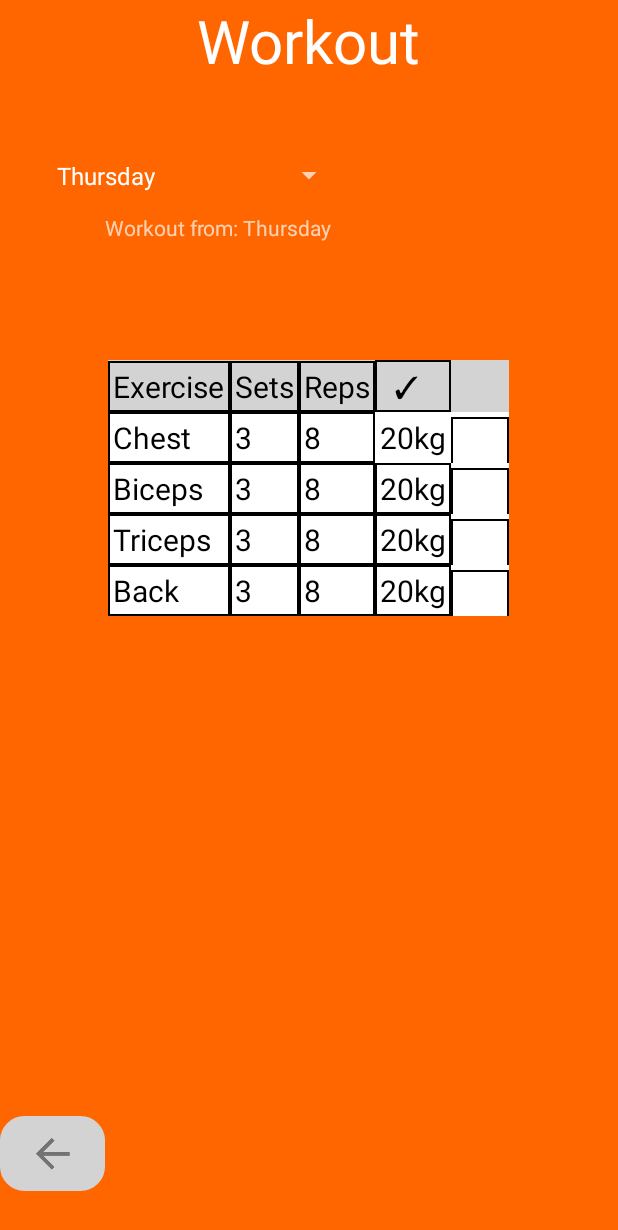
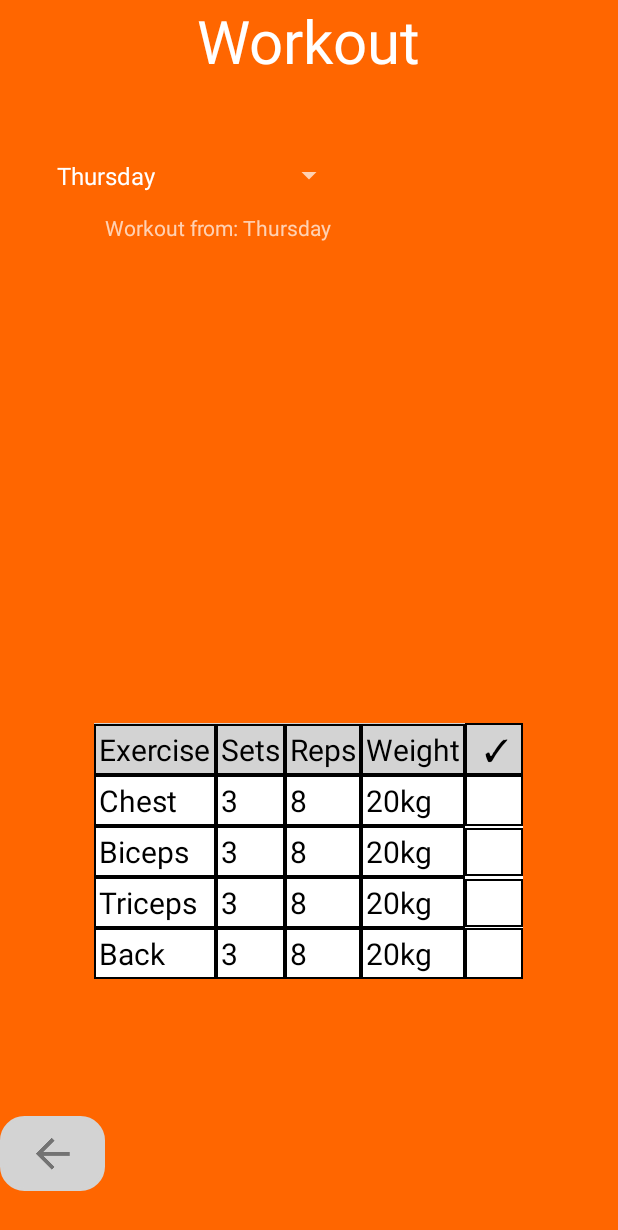
Before and after one commit to Daanielvb/mobile-ufrpe, an Android app: the WorkoutActivity screen opened directly, with no data from a screen before it, on a phone screen of 412 x 824 dp. Shown: the top 1230 px of the screen. Run offline under Robolectric (Android 15) with nearby library versions, the phone set to English and light mode, and no system bars.

Commit message:
Correção da tela Workout

```diff
--- a/app/src/main/res/layout-land/activity_workout.xml
+++ b/app/src/main/res/layout-land/activity_workout.xml
@@ -103,9 +103,16 @@
                         android:text="@string/weight_name"
                         android:textColor="@color/black"
                         android:textSize="20dp" />
+
+                    <TextView
+                        android:background="@drawable/border2"
+                        android:padding="3dip"
+                        android:text="  ✓ "
+                        android:textColor="@color/black"
+                        android:textSize="20dp" />
                 </TableRow>
 
-                <TableRow>
+                <TableRow android:id="@+id/tablerow1">
 
                     <TextView
                         android:id="@+id/exercise1"
@@ -138,9 +145,18 @@
                         android:text="20kg"
                         android:textColor="@color/black"
                         android:textSize="20dp" />
+
+                    <CheckBox
+                        android:id="@+id/checkbox_1"
+                        android:background="@drawable/border2"
+                        android:onClick="onCheckboxClicked"
+                        android:padding="3dp"
+                        android:text=""
+                        android:textColor="@color/black"
+                        android:textSize="20dp"/>
                 </TableRow>
 
-                <TableRow>
+                <TableRow android:id="@+id/tablerow2">
 
                     <TextView
                         android:id="@+id/exercise2"
@@ -173,9 +189,18 @@
                         android:text="20kg"
                         android:textColor="@color/black"
                         android:textSize="20dp" />
+
+                    <CheckBox
+                        android:id="@+id/checkbox_2"
+                        android:layout_width="wrap_content"
+                        android:layout_height="wrap_content"
+                        android:layout_centerHorizontal="true"
+                        android:background="@drawable/border2"
+                        android:onClick="onCheckboxClicked"
+                        android:textSize="20dp"/>
                 </TableRow>
 
-                <TableRow>
+                <TableRow android:id="@+id/tablerow3">
 
                     <TextView
                         android:id="@+id/exercise3"
@@ -208,9 +233,17 @@
                         android:text="20kg"
                         android:textColor="@color/black"
                         android:textSize="20dp" />
+
+                    <CheckBox
+                        android:id="@+id/checkbox_3"
+                        android:layout_width="wrap_content"
+                        android:layout_height="wrap_content"
+                        android:background="@drawable/border2"
+                        android:onClick="onCheckboxClicked"
+                        android:textSize="20dp"/>
                 </TableRow>
 
-                <TableRow>
+                <TableRow android:id="@+id/tablerow4">
 
                     <TextView
                         android:id="@+id/exercise4"
@@ -243,6 +276,15 @@
                         android:text="20kg"
                         android:textColor="@color/black"
                         android:textSize="20dp" />
+
+                    <CheckBox
+                        android:id="@+id/checkbox_4"
+                        android:layout_width="wrap_content"
+                        android:layout_height="wrap_content"
+                        android:background="@drawable/border2"
+                        android:onClick="onCheckboxClicked"
+                        android:padding="3dip"
+                        android:textSize="20dp"/>
                 </TableRow>
             </TableLayout>
 
@@ -255,6 +297,19 @@
                 android:background="@drawable/button_bg_rounded_corners"
                 android:src="@drawable/ic_back_button" />
 
+            <Button
+                android:text="@string/workout_finish"
+                android:layout_width="wrap_content"
+                android:layout_height="wrap_content"
+                android:id="@+id/finish_workout_btn"
+                android:visibility="invisible"
+                android:background="@drawable/button_bg_rounded_corners"
+                android:textColor="@color/black"
+                android:layout_below="@+id/table"
+                android:layout_centerHorizontal="true"
+                android:layout_marginTop="16dp" />
+
+
         </RelativeLayout>
     </ScrollView>
 
--- a/app/src/main/res/layout/activity_workout.xml
+++ b/app/src/main/res/layout/activity_workout.xml
@@ -58,13 +58,34 @@
         android:text=""
         android:textAppearance="?android:attr/textAppearanceSmall" />
 
-    <TableLayout xmlns:android="http://schemas.android.com/apk/res/android"
+    <ImageButton
+        android:id="@+id/backBtn"
+        android:layout_width="70dp"
+        android:layout_height="50dp"
+        android:layout_alignParentBottom="true"
+        android:layout_marginBottom="30dp"
+        android:background="@drawable/button_bg_rounded_corners"
+        android:src="@drawable/ic_back_button" />
+
+    <Button
+        android:text="@string/workout_finish"
+        android:layout_width="wrap_content"
+        android:layout_height="wrap_content"
+        android:id="@+id/finish_workout_btn"
+        android:layout_above="@+id/backBtn"
+        android:layout_centerHorizontal="true"
+        android:visibility="invisible"
+        android:background="@drawable/button_bg_rounded_corners"
+        android:textColor="@color/black"/>
+
+    <TableLayout
         android:id="@+id/table"
         android:layout_width="wrap_content"
         android:layout_height="wrap_content"
-        android:layout_centerHorizontal="true"
-        android:layout_marginTop="240dp"
-        android:background="#FFFFFF">
+        android:background="#FFFFFF"
+        android:layout_marginBottom="43dp"
+        android:layout_above="@+id/finish_workout_btn"
+        android:layout_centerHorizontal="true">
 
         <TableRow android:background="@color/lightGray">
 
@@ -88,6 +109,14 @@
                 android:text="@string/reps_name"
                 android:textColor="@color/black"
                 android:textSize="20dp" />
+
+            <TextView
+                android:background="@drawable/border2"
+                android:padding="3dip"
+                android:text="@string/weight_name"
+                android:textColor="@color/black"
+                android:textSize="20dp"
+                android:id="@+id/textView" />
 
             <TextView
                 android:background="@drawable/border2"
@@ -124,6 +153,7 @@
                 android:textSize="20dp" />
 
             <TextView
+                android:background="@drawable/border2"
                 android:text="20kg"
                 android:padding="3dip"
                 android:textColor="@color/black"
@@ -135,7 +165,8 @@
                 android:onClick="onCheckboxClicked"
                 android:padding="3dp"
                 android:text=""
-                android:textColor="@color/black" />
+                android:textColor="@color/black"
+                android:textSize="20dp"/>
         </TableRow>
 
         <TableRow android:id="@+id/tablerow2">
@@ -170,8 +201,7 @@
                 android:padding="3dip"
                 android:text="20kg"
                 android:textColor="@color/black"
-                android:textSize="20dp" />
-                android:textSize="20dp" />
+                android:textSize="20dp" />/>
 
             <CheckBox
                 android:id="@+id/checkbox_2"
@@ -179,7 +209,8 @@
                 android:layout_height="wrap_content"
                 android:layout_centerHorizontal="true"
                 android:background="@drawable/border2"
-                android:onClick="onCheckboxClicked" />
+                android:onClick="onCheckboxClicked"
+                android:textSize="20dp"/>
         </TableRow>
 
 
@@ -225,7 +256,8 @@
                 android:layout_width="wrap_content"
                 android:layout_height="wrap_content"
                 android:background="@drawable/border2"
-                android:onClick="onCheckboxClicked" />
+                android:onClick="onCheckboxClicked"
+                android:textSize="20dp"/>
         </TableRow>
 
         <TableRow android:id="@+id/tablerow4">
@@ -269,29 +301,10 @@
                 android:layout_height="wrap_content"
                 android:background="@drawable/border2"
                 android:onClick="onCheckboxClicked"
-                android:padding="3dip" />
+                android:padding="3dip"
+                android:textSize="20dp"/>
         </TableRow>
     </TableLayout>
 
-    <ImageButton
-        android:id="@+id/backBtn"
-        android:layout_width="70dp"
-        android:layout_height="50dp"
-        android:layout_alignParentBottom="true"
-        android:layout_marginBottom="30dp"
-        android:background="@drawable/button_bg_rounded_corners"
-        android:src="@drawable/ic_back_button" />
-        android:background="@color/mainOrange"
-        android:src="@drawable/ic_back_button" />
-
-    <Button
-        android:text="@string/workout_finish"
-        android:layout_width="wrap_content"
-        android:layout_height="wrap_content"
-        android:id="@+id/finish_workout_btn"
-        android:layout_above="@+id/backBtn"
-        android:layout_centerHorizontal="true"
-        android:visibility="invisible"/>
-
 
 </RelativeLayout>
```
